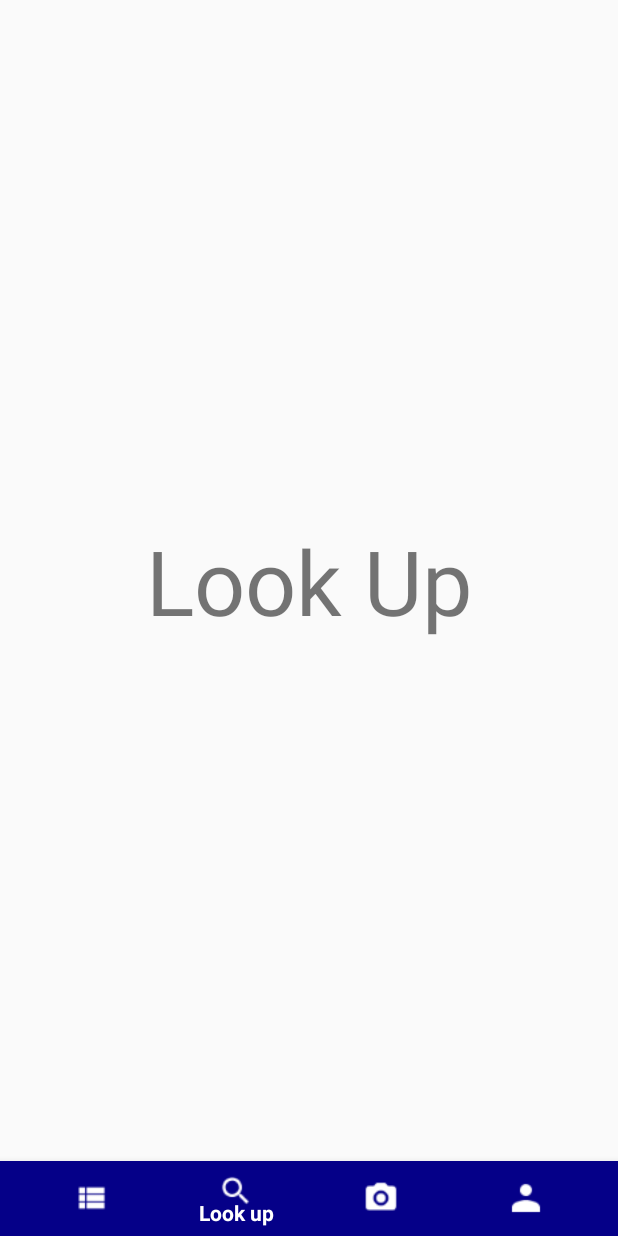
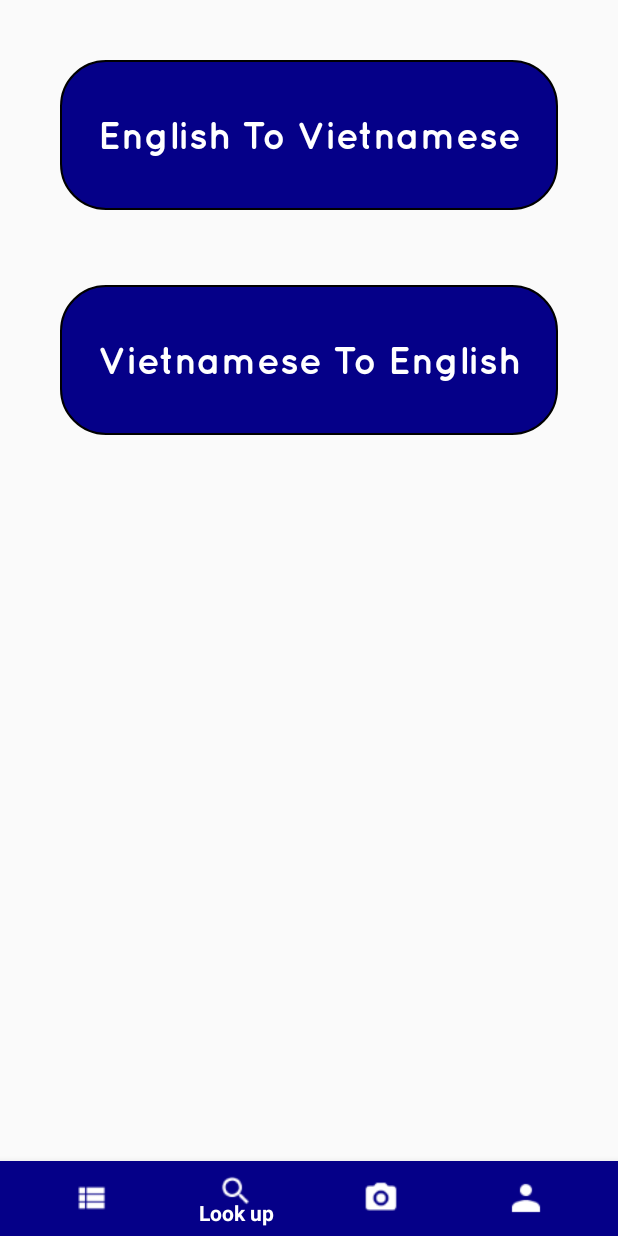
Before and after one commit to Uninstall-HCMUS/Anna, an Android app: the LookUpFragment screen opened through its navigation route, on a phone screen of 412 x 824 dp. Run offline under Robolectric (Android 15) with nearby library versions, the phone set to English and light mode, and no system bars; our stand-ins replace navigation-ui.

Commit message:
Search English To Vietnamese

```diff
--- a/app/src/main/java/com/example/anna/LookUpFragment.java
+++ b/app/src/main/java/com/example/anna/LookUpFragment.java
@@ -2,63 +2,70 @@ package com.example.anna;
 
 import android.os.Bundle;
 
+import androidx.annotation.NonNull;
+import androidx.annotation.Nullable;
 import androidx.fragment.app.Fragment;
+import androidx.navigation.NavController;
+import androidx.navigation.Navigation;
 
 import android.view.LayoutInflater;
 import android.view.View;
 import android.view.ViewGroup;
+import android.widget.Button;
+import android.widget.LinearLayout;
+import android.widget.Toast;
 
-/**
- * A simple {@link Fragment} subclass.
- * Use the {@link LookUpFragment#newInstance} factory method to
- * create an instance of this fragment.
- */
-public class LookUpFragment extends Fragment {
+public class LookUpFragment extends Fragment implements View.OnClickListener {
 
-    // TODO: Rename parameter arguments, choose names that match
-    // the fragment initialization parameters, e.g. ARG_ITEM_NUMBER
-    private static final String ARG_PARAM1 = "param1";
-    private static final String ARG_PARAM2 = "param2";
-
-    // TODO: Rename and change types of parameters
-    private String mParam1;
-    private String mParam2;
+    MainActivity main;
+    private LinearLayout layout_EnglishToVietnamese;
+    private NavController navController;
 
     public LookUpFragment() {
         // Required empty public constructor
     }
 
-    /**
-     * Use this factory method to create a new instance of
-     * this fragment using the provided parameters.
-     *
-     * @param param1 Parameter 1.
-     * @param param2 Parameter 2.
-     * @return A new instance of fragment LookUpFragment.
-     */
-    // TODO: Rename and change types and number of parameters
-    public static LookUpFragment newInstance(String param1, String param2) {
+    public static LookUpFragment newInstance(String strArg1) {
         LookUpFragment fragment = new LookUpFragment();
-        Bundle args = new Bundle();
-        args.putString(ARG_PARAM1, param1);
-        args.putString(ARG_PARAM2, param2);
-        fragment.setArguments(args);
+        Bundle bundle = new Bundle();
+        bundle.putString("Arg1", strArg1);
+        fragment.setArguments(bundle);
         return fragment;
     }
 
     @Override
     public void onCreate(Bundle savedInstanceState) {
         super.onCreate(savedInstanceState);
-        if (getArguments() != null) {
-            mParam1 = getArguments().getString(ARG_PARAM1);
-            mParam2 = getArguments().getString(ARG_PARAM2);
-        }
+//        if (!(getActivity() instanceof MainCallbacks)) {
+//            throw new IllegalStateException("Activity must implement MainCallbacks");
+//        }
+        main = (MainActivity) getActivity();
     }
 
     @Override
-    public View onCreateView(LayoutInflater inflater, ViewGroup container,
-                             Bundle savedInstanceState) {
-        // Inflate the layout for this fragment
-        return inflater.inflate(R.layout.fragment_look_up, container, false);
+    public View onCreateView(LayoutInflater inflater, ViewGroup container, Bundle savedInstanceState) {
+        LinearLayout fragment_look_up = (LinearLayout) inflater.inflate(R.layout.fragment_look_up, null);
+        return fragment_look_up;
+    }
+
+    @Override
+    public void onViewCreated(@NonNull View view, @Nullable Bundle savedInstanceState) {
+        super.onViewCreated(view, savedInstanceState);
+
+        navController = Navigation.findNavController(view);
+
+        layout_EnglishToVietnamese = view.findViewById(R.id.layout_EnglishToVietnamese);
+
+        layout_EnglishToVietnamese.setOnClickListener(this);
+    }
+
+    @Override
+    public void onClick(View v) {
+        switch (v.getId()) {
+            case R.id.layout_EnglishToVietnamese: {
+                navController.navigate(R.id.action_lookUpFragment_to_englishToVietnameseFragment);
+                break;
+            }
+        }
     }
 }
--- /dev/null
+++ b/app/src/main/res/drawable/custom_select_layout.xml
@@ -0,0 +1,10 @@
+<?xml version="1.0" encoding="utf-8"?>
+<shape xmlns:android="http://schemas.android.com/apk/res/android">
+    <stroke
+        android:width="1dp"
+        android:color="@color/black" />
+
+    <solid android:color="@color/blue" />
+
+    <corners android:radius="30dp" />
+</shape>
--- a/app/src/main/res/layout/fragment_look_up.xml
+++ b/app/src/main/res/layout/fragment_look_up.xml
@@ -3,14 +3,46 @@
     xmlns:tools="http://schemas.android.com/tools"
     android:layout_width="match_parent"
     android:layout_height="match_parent"
+    android:orientation="vertical"
+    android:padding="40dp"
     tools:context=".LookUpFragment">
 
-    <!-- TODO: Update blank fragment layout -->
-    <TextView
+    <LinearLayout
+        android:id="@+id/layout_EnglishToVietnamese"
         android:layout_width="match_parent"
-        android:layout_height="match_parent"
-        android:text="Look Up"
-        android:gravity="center"
-        android:textSize="60sp"/>
+        android:layout_height="100dp"
+        android:background="@drawable/custom_select_layout"
+        android:orientation="vertical"
+        android:padding="15dp">
+
+        <TextView
+            android:layout_width="match_parent"
+            android:layout_height="match_parent"
+            android:fontFamily="@font/quicksand_bold"
+            android:gravity="center"
+            android:text="English To Vietnamese"
+            android:textColor="@color/white"
+            android:textSize="25sp" />
+    </LinearLayout>
+
+    <LinearLayout
+        android:id="@+id/layout_VietnameseToEnglish"
+        android:layout_width="match_parent"
+        android:layout_height="100dp"
+        android:layout_marginTop="50dp"
+        android:background="@drawable/custom_select_layout"
+        android:orientation="vertical"
+        android:padding="15dp">
+
+        <TextView
+            android:layout_width="match_parent"
+            android:layout_height="match_parent"
+            android:fontFamily="@font/quicksand_bold"
+            android:gravity="center"
+            android:text="Vietnamese To English"
+            android:textColor="@color/white"
+            android:textSize="25sp" />
+    </LinearLayout>
+
 
 </LinearLayout>
--- a/app/src/main/res/navigation/nav_graph.xml
+++ b/app/src/main/res/navigation/nav_graph.xml
@@ -8,19 +8,19 @@
         android:id="@+id/loginFragment"
         android:name="com.example.anna.LoginFragment"
         android:label="fragment_profile"
-        tools:layout="@layout/fragment_profile" >
+        tools:layout="@layout/fragment_profile">
         <action
             android:id="@+id/action_loginFragment_to_signUpFragment"
             app:destination="@id/signUpFragment" />
         <action
-            android:id="@+id/action_loginFragment_to_profileFragment2"
+            android:id="@+id/action_loginFragment_to_profileFragment"
             app:destination="@id/profileFragment" />
     </fragment>
     <fragment
         android:id="@+id/profileFragment"
         android:name="com.example.anna.ProfileFragment"
         android:label="fragment_profile"
-        tools:layout="@layout/fragment_profile" >
+        tools:layout="@layout/fragment_profile">
         <action
             android:id="@+id/action_profileFragment_to_loginFragment"
             app:destination="@id/loginFragment" />
@@ -34,7 +34,11 @@
         android:id="@+id/lookUpFragment"
         android:name="com.example.anna.LookUpFragment"
         android:label="fragment_look_up"
-        tools:layout="@layout/fragment_look_up" />
+        tools:layout="@layout/fragment_look_up">
+        <action
+            android:id="@+id/action_lookUpFragment_to_englishToVietnameseFragment"
+            app:destination="@id/englishToVietnameseFragment" />
+    </fragment>
     <fragment
         android:id="@+id/scanFragment"
         android:name="com.example.anna.ScanFragment"
@@ -45,4 +49,9 @@
         android:name="com.example.anna.SignUpFragment"
         android:label="fragment_signup"
         tools:layout="@layout/fragment_signup" />
+    <fragment
+        android:id="@+id/englishToVietnameseFragment"
+        android:name="com.example.anna.EnglishToVietnameseFragment"
+        android:label="fragment_english_to_vietnamese"
+        tools:layout="@layout/fragment_english_to_vietnamese" />
 </navigation>
```
Also changed, not shown: app/src/main/java/com/example/anna/EnglishToVietnameseFragment.java (added, +109 -0 lines), app/src/main/java/com/example/anna/data/DBDictionaryManager.java (added, +253 -0 lines), app/src/main/java/com/example/anna/model/Word.java (added, +78 -0 lines), app/src/main/res/drawable/custom_layout_button.xml (added, +13 -0 lines), app/src/main/res/drawable/custom_textview.xml (added, +10 -0 lines), app/src/main/res/layout/fragment_english_to_vietnamese.xml (added, +79 -0 lines), app/src/main/assets/dictionary_manager.db (added), app/src/main/res/drawable-xhdpi/search.png (added).
